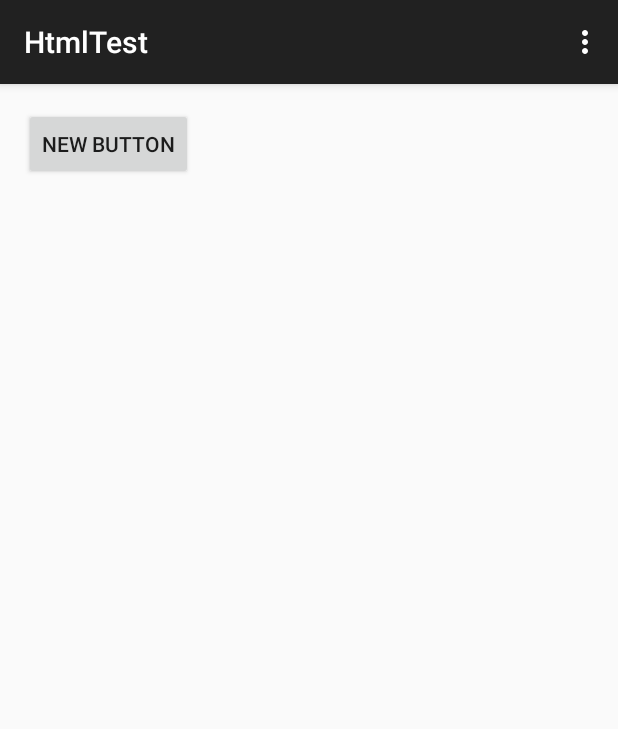
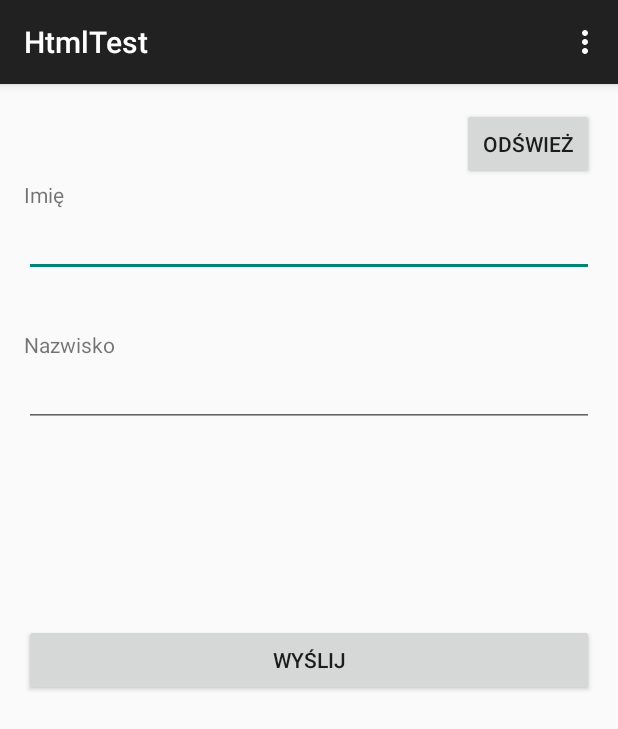
Before and after one commit to paweladamski1/HtmlTest, an Android app: the screen it shows after launch (MainActivity), in the options menu, after a tap on "Settings", on a phone screen of 412 x 824 dp. Shown: the top 729 px of the screen. Run offline under Robolectric (Android 15) with nearby library versions, the phone set to English and light mode, and no system bars; network calls fail.

Commit message:
implementacja wysylania

```diff
--- a/app/src/main/java/pl/szkolenie/projekty/htmltest/MainActivity.java
+++ b/app/src/main/java/pl/szkolenie/projekty/htmltest/MainActivity.java
@@ -7,7 +7,8 @@ import android.support.v7.app.ActionBarActivity;
 import android.view.Menu;
 import android.view.MenuItem;
 import android.view.View;
-import android.widget.TextView;
+import android.widget.EditText;
+import android.widget.Toast;
 
 import java.io.BufferedReader;
 import java.io.IOException;
@@ -24,11 +25,15 @@ import java.util.Set;
 
 
 public class MainActivity extends ActionBarActivity {
+    EditText imieTxt=null;
+    EditText nazwiskoTxt=null;
 
     @Override
     protected void onCreate(Bundle savedInstanceState) {
         super.onCreate(savedInstanceState);
         setContentView(R.layout.activity_main);
+        imieTxt=(EditText)findViewById(R.id.ImieTxt);
+        nazwiskoTxt=(EditText)findViewById(R.id.nazwiskoTxt);
 
         StrictMode.ThreadPolicy policy = new StrictMode.ThreadPolicy.Builder().permitAll().build();
         StrictMode.setThreadPolicy(policy);
@@ -57,21 +62,29 @@ public class MainActivity extends ActionBarActivity {
     }
 
     public void OnClickTestGetHttp(View view) {
-        TextView txt=(TextView)findViewById(R.id.getText);
-        String t= "";
+
+
         try {
+            String t= "";
             ContentValues vals=new ContentValues();
-            vals.put("login", 567);
-            vals.put("id2", 125);
             t = getResponseFromServer("http://192.168.56.1:8080/?id=89", vals);
-           // t = getResponseFromServer("http://twojeip.wp.pl/?ticaid=115231", vals);
 
-            //
+            if(t!=null) {
+                String[] tab = t.split(";");
+                if(tab!=null && tab.length>1) {
+                    imieTxt.setText(tab[0]);
+                    nazwiskoTxt.setText(tab[1]);
+                }
+                else {
+                    imieTxt.setText("");
+                    nazwiskoTxt.setText("");
+                }
+            }
+
         } catch (Exception e) {
-            e.printStackTrace();
+            imieTxt.setText("");
+            nazwiskoTxt.setText("");
         }
-
-        txt.setText(t);
     }
 
     public String getResponseFromServer(String address, ContentValues vals) throws Exception {
@@ -156,4 +169,23 @@ public class MainActivity extends ActionBarActivity {
         }
         return sb.toString();
     }
+
+    public void OnClickSendInfo(View view) {
+        try {
+            String t = "";
+            ContentValues v = new ContentValues();
+            v.put("imie", this.imieTxt.getText().toString());
+            v.put("nazwisko", this.nazwiskoTxt.getText().toString());
+
+            t = getResponseFromServer("http://192.168.56.1:8080/new_person.php", v);
+            if (t!=null)
+            {
+                Toast.makeText(this, t, Toast.LENGTH_SHORT).show();
+            }
+        }
+        catch (Exception ex)
+        {
+
+        }
+    }
 }
--- a/app/src/main/res/layout/activity_main.xml
+++ b/app/src/main/res/layout/activity_main.xml
@@ -3,27 +3,68 @@
     android:layout_height="match_parent" android:paddingLeft="@dimen/activity_horizontal_margin"
     android:paddingRight="@dimen/activity_horizontal_margin"
     android:paddingTop="@dimen/activity_vertical_margin"
-    android:paddingBottom="@dimen/activity_vertical_margin" tools:context=".MainActivity">
+    android:paddingBottom="@dimen/activity_vertical_margin" tools:context=".MainActivity"    >
 
     <Button
         android:layout_width="wrap_content"
         android:layout_height="wrap_content"
-        android:text="New Button"
+        android:text="Odśwież"
         android:id="@+id/button"
+        android:onClick="OnClickTestGetHttp"
         android:layout_alignParentTop="true"
-        android:layout_alignParentLeft="true"
-        android:layout_alignParentStart="true"
-        android:onClick="OnClickTestGetHttp"/>
+        android:layout_alignRight="@+id/ImieTxt"
+        android:layout_alignEnd="@+id/ImieTxt" />
 
     <TextView
         android:layout_width="wrap_content"
         android:layout_height="wrap_content"
-        android:textAppearance="?android:attr/textAppearanceSmall"
-        android:text="Small Text"
-        android:id="@+id/getText"
+        android:text="Imię"
+        android:id="@+id/textView"
         android:layout_below="@+id/button"
         android:layout_alignParentLeft="true"
+        android:layout_alignParentStart="true" />
+
+    <EditText
+        android:layout_width="wrap_content"
+        android:layout_height="wrap_content"
+        android:id="@+id/ImieTxt"
+        android:layout_below="@+id/textView"
+        android:layout_alignParentRight="true"
+        android:layout_alignParentEnd="true"
+        android:layout_alignParentLeft="true"
+        android:layout_alignParentStart="true" />
+
+    <TextView
+        android:layout_width="wrap_content"
+        android:layout_height="wrap_content"
+        android:text="Nazwisko"
+        android:id="@+id/textView2"
+        android:layout_below="@+id/ImieTxt"
+        android:layout_alignParentLeft="true"
         android:layout_alignParentStart="true"
+        android:layout_marginTop="35dp" />
+
+    <EditText
+        android:layout_width="wrap_content"
+        android:layout_height="wrap_content"
+        android:id="@+id/nazwiskoTxt"
+        android:layout_below="@+id/textView2"
         android:layout_alignParentRight="true"
-        android:layout_alignParentEnd="true" />
+        android:layout_alignParentEnd="true"
+        android:layout_alignParentLeft="true"
+        android:layout_alignParentStart="true" />
+
+    <Button
+        android:layout_width="wrap_content"
+        android:layout_height="wrap_content"
+        android:text="Wyślij"
+        android:id="@+id/button2"
+        android:layout_centerVertical="true"
+        android:layout_alignParentLeft="true"
+        android:layout_alignParentStart="true"
+        android:layout_alignRight="@+id/nazwiskoTxt"
+        android:layout_alignEnd="@+id/nazwiskoTxt"
+        android:onClick="OnClickSendInfo"/>
+
+
 </RelativeLayout>
```
